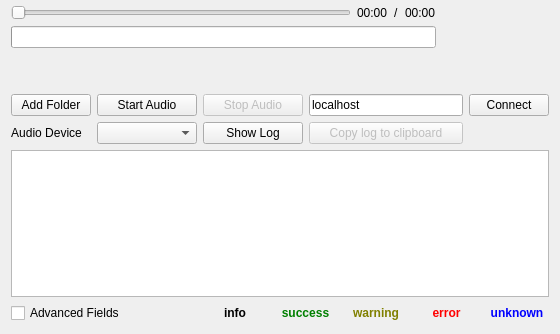
yoyourmister/TinaS, file MusicClient/musicplayer.ui: the form before one commit; both pictures show x 0 to 560 and y 176 to 510 of the 560 by 510 pixel window.
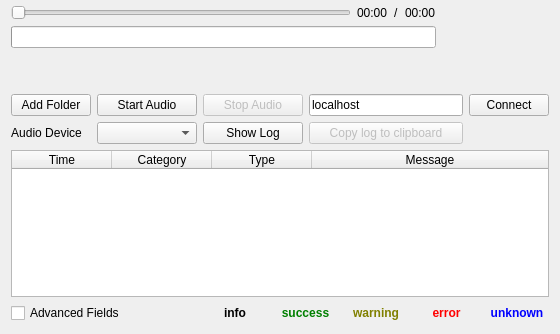
The form after the commit.

```diff
--- a/MusicClient/musicplayer.ui
+++ b/MusicClient/musicplayer.ui
@@ -18,11 +18,8 @@
     <layout class="QGridLayout" name="gridLayout">
      <item row="2" column="0" rowspan="2" colspan="5">
       <widget class="QTableWidget" name="logWidget">
-       <property name="sizeAdjustPolicy">
-        <enum>QAbstractScrollArea::AdjustIgnored</enum>
-       </property>
        <attribute name="horizontalHeaderVisible">
-        <bool>false</bool>
+        <bool>true</bool>
        </attribute>
        <attribute name="horizontalHeaderCascadingSectionResizes">
         <bool>false</bool>
```
Left out of the diff: 18 changed lines with no effect on the pictures.
